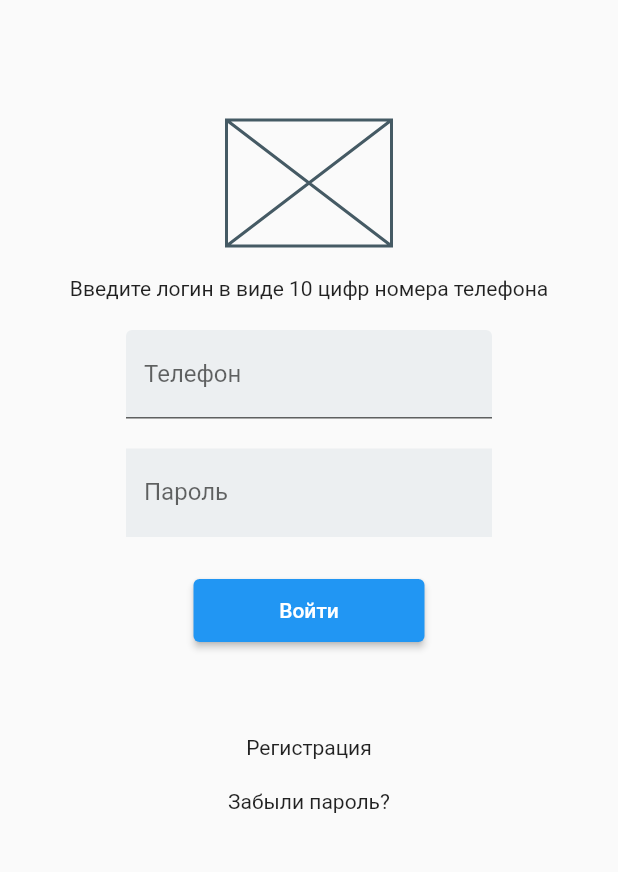
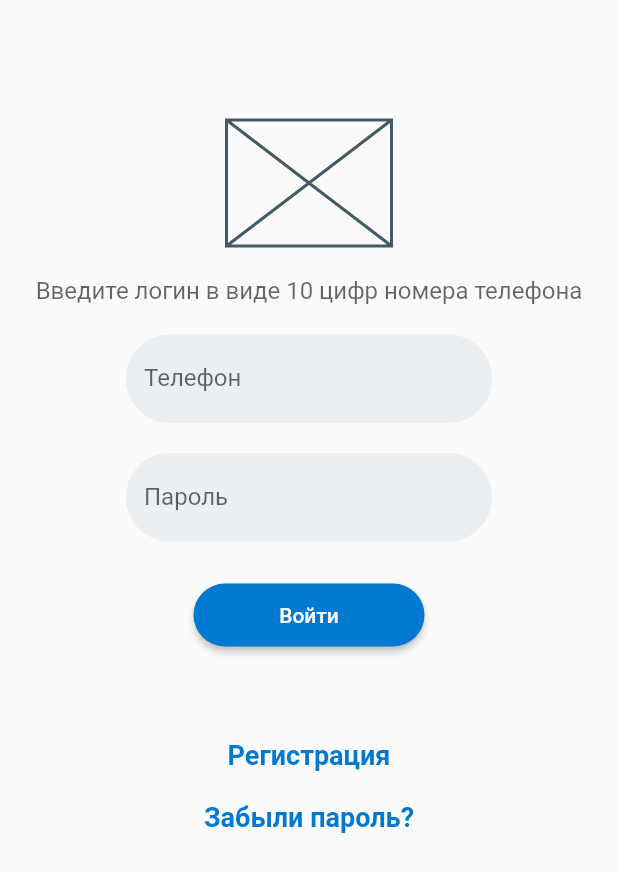
Before and after one commit to turenkodm/secondlesson, a Flutter app: the screen it shows after launch, on a phone screen of 412 x 824 dp. Shown: the top 872 px of the screen. Run offline on Flutter 3.47's test engine with Material 2 defaults, Android fonts, the phone set to English and light mode, and no system bars.

```diff
--- a/lib/main.dart
+++ b/lib/main.dart
@@ -1,3 +1,5 @@
+import 'dart:ui';
+
 import 'package:flutter/material.dart';
 
 void main() {
@@ -10,6 +12,19 @@ class MyApp extends StatelessWidget {
   // This widget is the root of your application.
   @override
   Widget build(BuildContext context) {
+    const borderStyle = OutlineInputBorder(
+      borderSide: BorderSide(color: Color(0xFFeceff1), width: 2),
+      borderRadius: BorderRadius.all(
+        Radius.circular(36),
+      ),
+    );
+
+    const textStyle = TextStyle(
+      fontSize: 18,
+      fontWeight: FontWeight.bold,
+      color: Color(0xFF0079D0),
+    );
+
     return MaterialApp(
       home: Scaffold(
         body: Center(
@@ -26,7 +41,13 @@ class MyApp extends StatelessWidget {
               const SizedBox(
                 height: 20,
               ),
-              const Text('Введите логин в виде 10 цифр номера телефона'),
+              const Text(
+                'Введите логин в виде 10 цифр номера телефона',
+                style: TextStyle(
+                  fontSize: 16,
+                  color: Color.fromRGBO(0, 0, 0, 0.6),
+                ),
+              ),
               const SizedBox(
                 height: 20,
               ),
@@ -34,6 +55,8 @@ class MyApp extends StatelessWidget {
                 width: 244,
                 child: TextField(
                   decoration: InputDecoration(
+                    focusedBorder: borderStyle,
+                    enabledBorder: borderStyle,
                     filled: true,
                     fillColor: Color(0xFFeceff1),
                     labelText: 'Телефон',
@@ -48,6 +71,8 @@ class MyApp extends StatelessWidget {
                 child: TextField(
                   obscureText: true,
                   decoration: InputDecoration(
+                    focusedBorder: borderStyle,
+                    enabledBorder: borderStyle,
                     border: InputBorder.none,
                     filled: true,
                     fillColor: Color(0xFFeceff1),
@@ -62,6 +87,11 @@ class MyApp extends StatelessWidget {
                 width: 154,
                 height: 42,
                 child: ElevatedButton(
+                  style: ElevatedButton.styleFrom(
+                      primary: const Color(0xFF0079D0),
+                      shape: RoundedRectangleBorder(
+                        borderRadius: BorderRadius.circular(22),
+                      )),
                   onPressed: () {},
                   child: const Text('Войти'),
                 ),
@@ -71,14 +101,20 @@ class MyApp extends StatelessWidget {
               ),
               InkWell(
                 onTap: () {},
-                child: const Text('Регистрация'),
+                child: const Text(
+                  'Регистрация',
+                  style: textStyle,
+                ),
               ),
               const SizedBox(
                 height: 20,
               ),
               InkWell(
                 onTap: () {},
-                child: const Text('Забыли пароль?'),
+                child: const Text(
+                  'Забыли пароль?',
+                  style: textStyle,
+                ),
               ),
             ],
           ),
```
